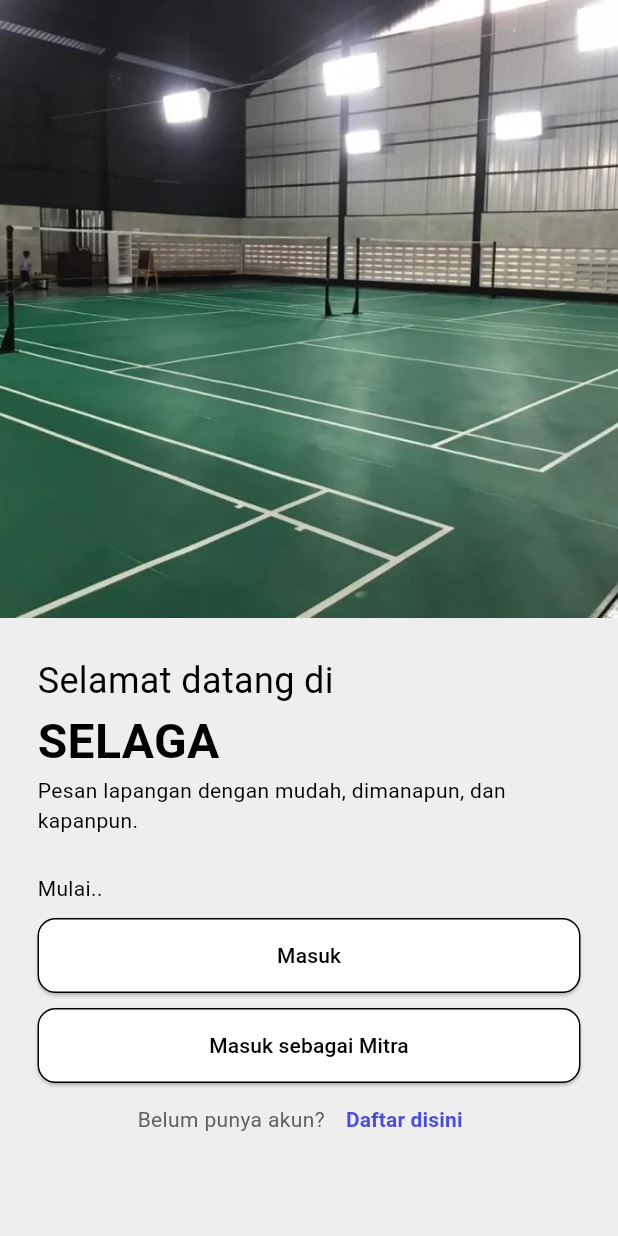
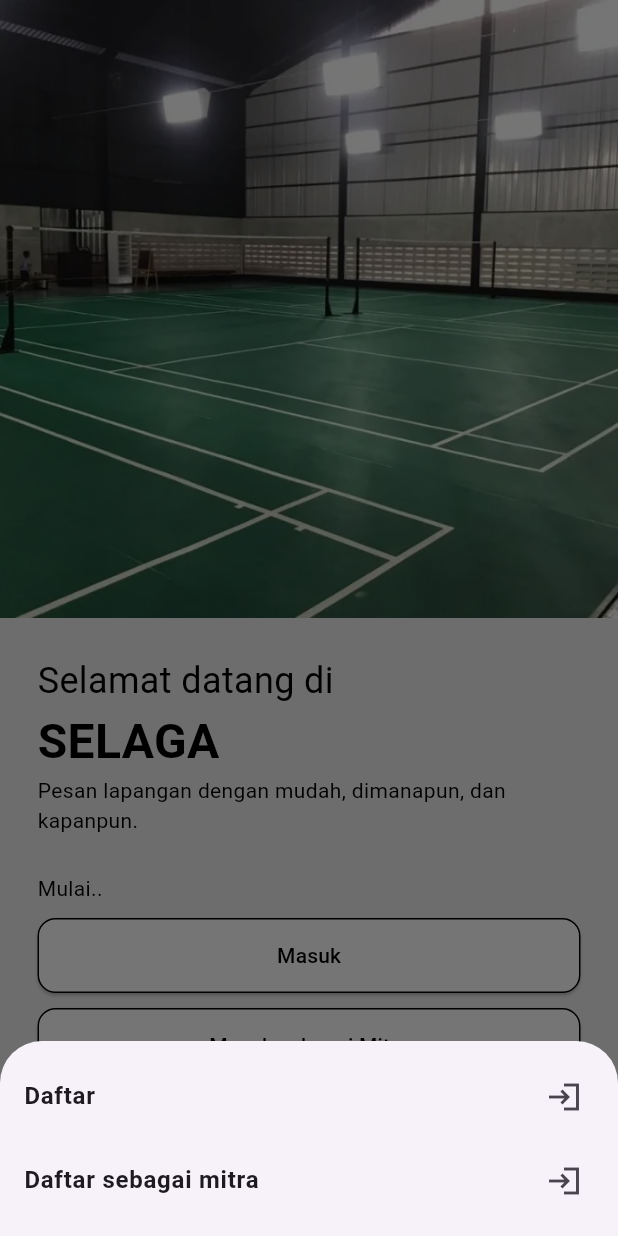
Before and after one commit to brianabyyf/skripsi-selaga, a Flutter app: the screen it shows after launch, after a tap on "Daftar disini", on a phone screen of 412 x 824 dp. Run offline on Flutter 3.47's test engine with Material 3 defaults, Android fonts, the phone set to English and light mode, and no system bars; our stand-ins replace dio, google_nav_bar, image_picker.

Commit message:
merubah routing untuk daftar akun pada landing page

```diff
--- a/lib/pages/landing_page.dart
+++ b/lib/pages/landing_page.dart
@@ -1,6 +1,8 @@
 import 'package:flutter/material.dart';
 import 'package:selaga_ver1/pages/mitra/mitra_login_page.dart';
+import 'package:selaga_ver1/pages/mitra/mitra_register_page.dart';
 import 'package:selaga_ver1/pages/user/login_page.dart';
+import 'package:selaga_ver1/pages/user/register_page.dart';
 
 class LandingPage extends StatelessWidget {
   const LandingPage({super.key});
@@ -113,11 +115,56 @@ class LandingPage extends StatelessWidget {
                             const SizedBox(width: 2),
                             TextButton(
                               onPressed: () {
-                                // Navigator.push(
-                                //   context,
-                                //   MaterialPageRoute(
-                                //       builder: (context) => const RegisterPage()),
-                                // );
+                                showModalBottomSheet(
+                                  useSafeArea: true,
+                                  context: context,
+                                  builder: (context) {
+                                    return SizedBox(
+                                      height: 130,
+                                      child: Column(
+                                        mainAxisAlignment:
+                                            MainAxisAlignment.center,
+                                        children: [
+                                          ListTile(
+                                            trailing:
+                                                const Icon(Icons.login_sharp),
+                                            onTap: () {
+                                              Navigator.push(
+                                                context,
+                                                MaterialPageRoute(
+                                                    builder: (context) =>
+                                                        const RegisterPage()),
+                                              );
+                                            },
+                                            title: const Text(
+                                              'Daftar',
+                                              style: TextStyle(
+                                                fontWeight: FontWeight.bold,
+                                              ),
+                                            ),
+                                          ),
+                                          ListTile(
+                                            trailing:
+                                                const Icon(Icons.login_sharp),
+                                            onTap: () {
+                                              Navigator.push(
+                                                  context,
+                                                  MaterialPageRoute(
+                                                      builder: (context) =>
+                                                          const MitraRegisterPage()));
+                                            },
+                                            title: const Text(
+                                              'Daftar sebagai mitra',
+                                              style: TextStyle(
+                                                fontWeight: FontWeight.bold,
+                                              ),
+                                            ),
+                                          ),
+                                        ],
+                                      ),
+                                    );
+                                  },
+                                );
                               },
                               child: const Text(
                                 'Daftar disini',
--- a/lib/pages/mitra/daftar_venue_page.dart
+++ b/lib/pages/mitra/daftar_venue_page.dart
@@ -1,10 +1,6 @@
 import 'dart:io';
-
-import 'package:flutter/cupertino.dart';
 import 'package:flutter/material.dart';
-import 'package:flutter/widgets.dart';
 import 'package:image_picker/image_picker.dart';
-import 'package:selaga_ver1/pages/components/auth_field.dart';
 
 class DaftarVenuePage extends StatefulWidget {
   const DaftarVenuePage({super.key});
--- a/lib/pages/mitra/mitra_register_page.dart
+++ b/lib/pages/mitra/mitra_register_page.dart
@@ -47,7 +47,7 @@ class _MitraRegisterPageState extends State<MitraRegisterPage> {
 
                 const SizedBox(height: 25),
                 Text(
-                  'Jadilah Bagian dari Komunitas Kami ',
+                  'Jadilah Bagian dari Mitra Kami ',
                   style: TextStyle(
                       color: Colors.grey[700],
                       fontSize: 16,
```
Also changed, not shown: lib/pages/mitra/mitra_login_page.dart (+28 -69 lines), lib/pages/user/login_page.dart (+28 -28 lines).
